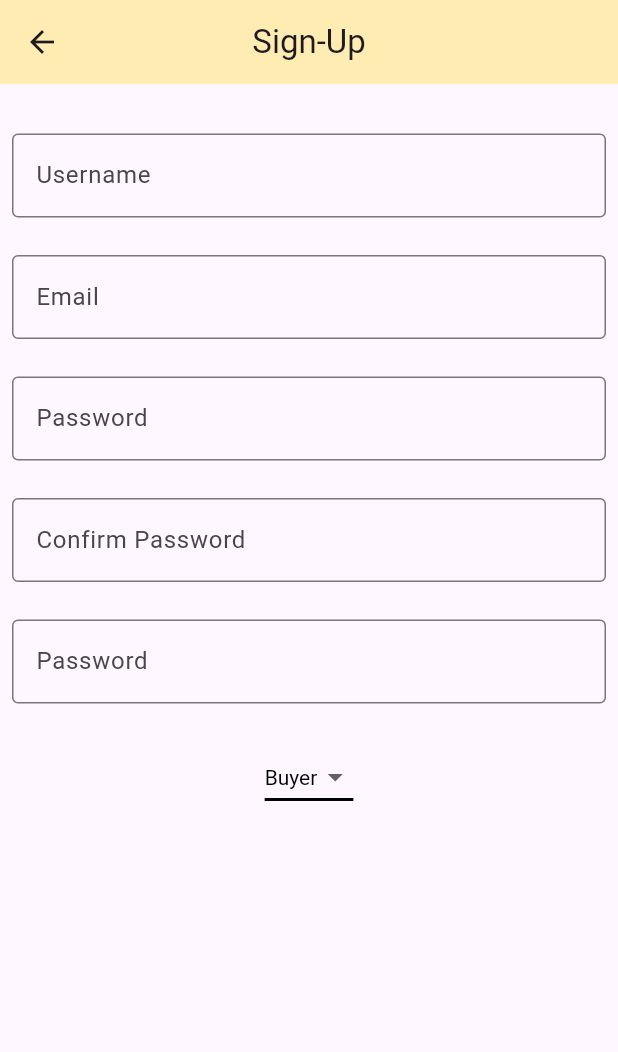
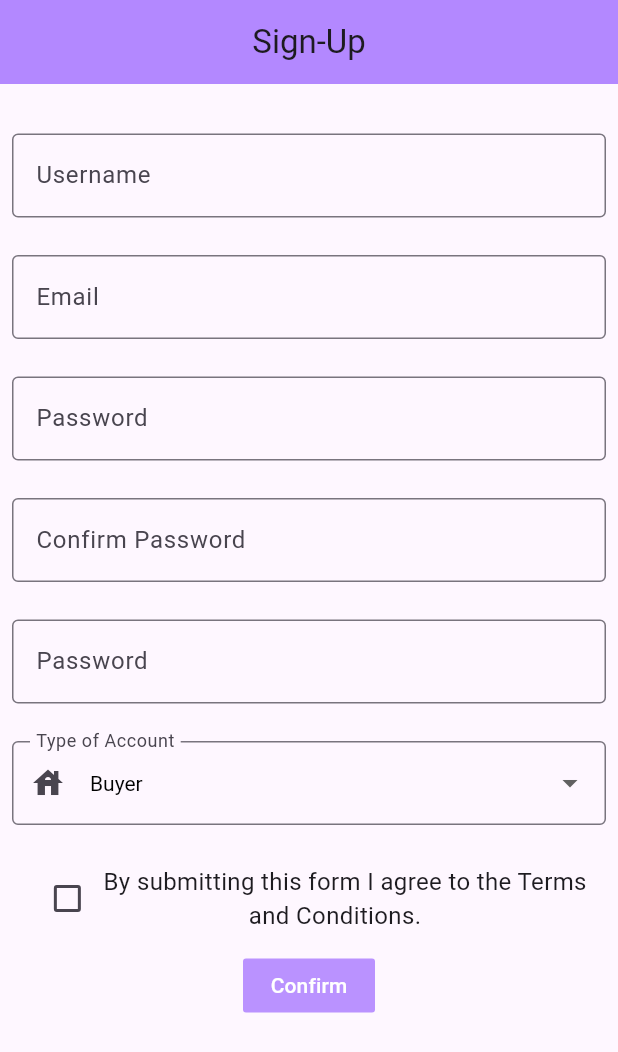
Before and after one commit to ST60002CEM/batch32b-adarshrwl, a Flutter app: the SignUpScreen screen opened directly, on a phone screen of 412 x 824 dp. Shown: the top 1052 px of the screen. Run offline on Flutter 3.47's test engine with Material 3 defaults, Android fonts, the phone set to English and light mode, and no system bars.

Commit message:
completed the basic layout of signup page

```diff
--- a/lib/screen/signup_screen.dart
+++ b/lib/screen/signup_screen.dart
@@ -18,17 +18,19 @@
   ];
   // Set 'Buyer' as the default dropdown value
   String dropDownValue = 'Buyer';
+  bool isChecked = false;
 
   @override
   Widget build(BuildContext context) {
     return Scaffold(
         appBar: AppBar(
           title: const Text('Sign-Up'),
-          backgroundColor: Colors.amber[100],
+          backgroundColor: Colors.deepPurpleAccent[100],
           elevation: 0,
           centerTitle: true,
         ),
-        body: Padding(
+        body: SingleChildScrollView(
+          child: Padding(
             padding: const EdgeInsets.all(8.0),
             child: Column(children: [
               SignUpScreen.mybox,
@@ -72,13 +74,9 @@
                         borderSide: BorderSide(color: Colors.red))),
               ),
               SignUpScreen.mybox,
-            DropdownButton<String>(
+              DropdownButtonFormField<String>(
                 value: dropDownValue,
                 style: const TextStyle(color: Color.fromARGB(255, 0, 0, 0)),
-              underline: Container(
-                height: 2,
-                color: const Color.fromARGB(255, 0, 0, 0),
-              ),
                 onChanged: (String? newValue) {
                   setState(() {
                     dropDownValue = newValue!;
@@ -91,8 +89,45 @@
                     child: Text(value),
                   );
                 }).toList(),
+                decoration: const InputDecoration(
+                  labelText: "Type of Account",
+                  border: OutlineInputBorder(),
+                  prefixIcon: Icon(Icons.house),
+                ),
+              ),
+              SignUpScreen.mybox,
+              Row(
+                mainAxisAlignment: MainAxisAlignment.center,
+                children: [
+                  Checkbox(
+                      value: isChecked,
+                      onChanged: (bool? newValue) {
+                        setState(() {
+                          isChecked = newValue!;
+                        });
+                      }),
+                  const Text(
+                    """By submitting this form I agree to the Terms
+                       and Conditions.""",
+                    style: TextStyle(fontSize: 16),
+                  ),
+                ],
+              ),
+              Container(
+                margin: const EdgeInsets.only(top: 10),
+                child: MaterialButton(
+                  onPressed: isChecked ? () {} : null,
+                  color:
+                      isChecked ? Colors.deepPurpleAccent[200] : Colors.white,
+                  textColor: isChecked ? Colors.white : Colors.white,
+                  disabledColor: const Color.fromARGB(255, 186, 146, 255),
+                  child: const Text(
+                    'Confirm',
+                  ),
+                ),
               )
             ]),
+          ),
         ));
   }
 }
```
Also changed, not shown: lib/screen/login_screen.dart (+7 -5 lines). Lines whose indentation alone changed are shown as unchanged.
